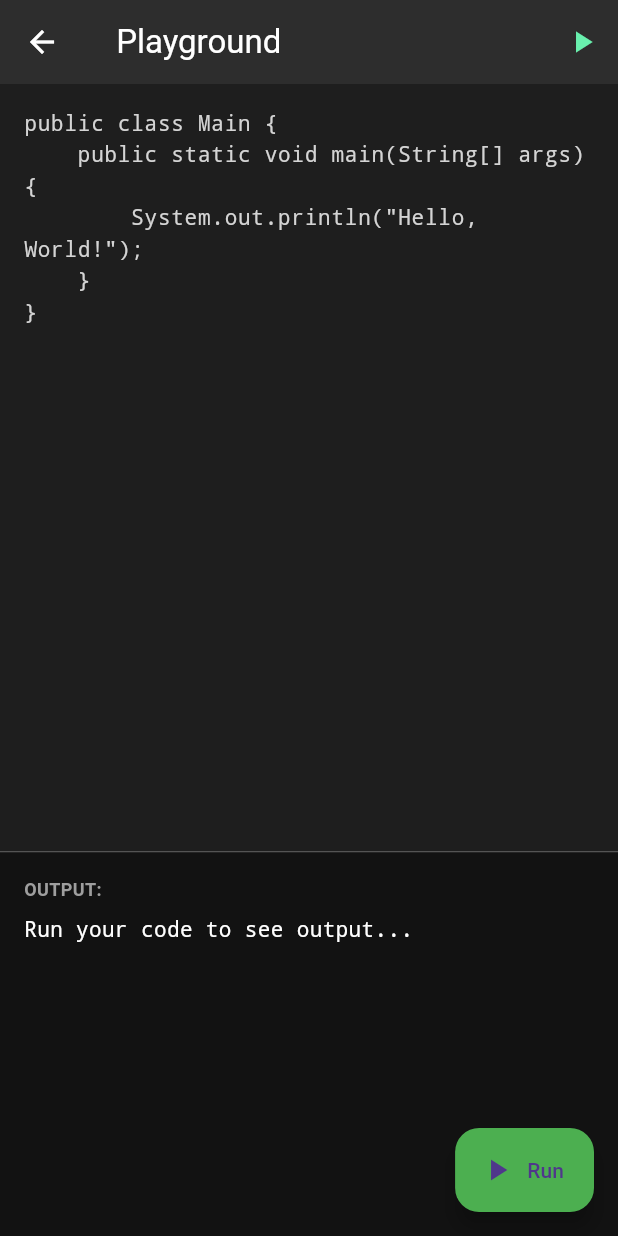
After one commit to Nukeeowo/doortoprogramming, a Flutter app: the LanguageLessonScreen screen opened directly with sample values from the repository, scrolled down 240 dp, after a tap on the "code" icon, on a phone screen of 412 x 824 dp. The commit adds this screen. Run offline on Flutter 3.47's test engine with Material 3 defaults, Android fonts, the phone set to English and light mode, and no system bars; our stand-ins replace cloud_firestore, firebase_auth, firebase_core, flutter_secure_storage, shimmer, sqflite; accounts and stored records are empty; network calls fail.

Commit message:
Added skeleton loading, Made language lessons dynamic, will now take lessons from cloud. Added compiler using piston API.

```diff
--- /dev/null
+++ b/lib/Screens/code_playground.dart
@@ -0,0 +1,164 @@
+import 'dart:convert';
+import 'package:flutter/material.dart';
+import 'package:http/http.dart' as http;
+
+class CodePlaygroundPage extends StatefulWidget {
+  final String language;
+  final String initialCode;
+
+  const CodePlaygroundPage({
+    super.key,
+    required this.language,
+    required this.initialCode,
+  });
+
+  @override
+  State<CodePlaygroundPage> createState() => _CodePlaygroundPageState();
+}
+
+class _CodePlaygroundPageState extends State<CodePlaygroundPage> {
+  late TextEditingController _codeController;
+  String _output = "Run your code to see output...";
+  bool _isRunning = false;
+
+  @override
+  void initState() {
+    super.initState();
+    _codeController = TextEditingController(text: widget.initialCode);
+  }
+
+  // Map display names to Piston API IDs
+  String get _pistonLanguageId {
+    switch (widget.language.toLowerCase()) {
+      case 'java': return 'java';
+      case 'python': return 'python';
+      case 'c++': return 'cpp';
+      case 'javascript': return 'javascript';
+      case 'php': return 'php';
+      case 'ruby': return 'ruby';
+      case 'go': return 'go';
+      case 'sql': return 'sqlite3'; // SQL is tricky, sqlite is closest for basic queries
+      default: return 'python';
+    }
+  }
+
+  Future<void> _runCode() async {
+    setState(() {
+      _isRunning = true;
+      _output = "Running...";
+    });
+
+    try {
+      final response = await http.post(
+        Uri.parse('https://emkc.org/api/v2/piston/execute'),
+        headers: {'Content-Type': 'application/json'},
+        body: jsonEncode({
+          "language": _pistonLanguageId,
+          "version": "*",
+          "files": [
+            {"content": _codeController.text}
+          ]
+        }),
+      );
+
+      if (response.statusCode == 200) {
+        final data = jsonDecode(response.body);
+        setState(() {
+          _output = data['run']['output'] ?? "No Output";
+        });
+      } else {
+        setState(() {
+          _output = "Error: ${response.statusCode}\n${response.body}";
+        });
+      }
+    } catch (e) {
+      setState(() {
+        _output = "Failed to connect to compiler: $e";
+      });
+    } finally {
+      setState(() => _isRunning = false);
+    }
+  }
+
+  @override
+  Widget build(BuildContext context) {
+    return Scaffold(
+      backgroundColor: const Color(0xFF1E1E1E), // Dark Theme
+      appBar: AppBar(
+        title: Text("${widget.language} Playground"),
+        backgroundColor: const Color(0xFF2D2D2D),
+        foregroundColor: Colors.white,
+        actions: [
+          IconButton(
+            icon: _isRunning
+              ? const SizedBox(width: 20, height: 20, child: CircularProgressIndicator(color: Colors.white, strokeWidth: 2))
+              : const Icon(Icons.play_arrow, color: Colors.greenAccent),
+            onPressed: _isRunning ? null : _runCode,
+          )
+        ],
+      ),
+      body: Column(
+        children: [
+          // Code Editor Area
+          Expanded(
+            flex: 2,
+            child: Container(
+              padding: const EdgeInsets.all(16),
+              color: const Color(0xFF1E1E1E),
+              child: TextField(
+                controller: _codeController,
+                maxLines: null,
+                expands: true,
+                style: const TextStyle(
+                  fontFamily: 'monospace',
+                  color: Color(0xFFD4D4D4),
+                  fontSize: 14,
+                ),
+                decoration: const InputDecoration.collapsed(
+                  hintText: "Write your code here...",
+                  hintStyle: TextStyle(color: Colors.grey),
+                ),
+              ),
+            ),
+          ),
+          const Divider(height: 1, color: Colors.white24),
+          // Output Area
+          Expanded(
+            flex: 1,
+            child: Container(
+              width: double.infinity,
+              padding: const EdgeInsets.all(16),
+              color: const Color(0xFF121212),
+              child: SingleChildScrollView(
+                child: Column(
+                  crossAxisAlignment: CrossAxisAlignment.start,
+                  children: [
+                    const Text(
+                      "OUTPUT:",
+                      style: TextStyle(color: Colors.grey, fontSize: 12, fontWeight: FontWeight.bold),
+                    ),
+                    const SizedBox(height: 8),
+                    Text(
+                      _output,
+                      style: const TextStyle(
+                        fontFamily: 'monospace',
+                        color: Colors.white,
+                        fontSize: 14,
+                      ),
+                    ),
+                  ],
+                ),
+              ),
+            ),
+          ),
+        ],
+      ),
+      floatingActionButton: FloatingActionButton.extended(
+        onPressed: _runCode,
+        backgroundColor: Colors.green,
+        icon: const Icon(Icons.play_arrow),
+        label: const Text("Run"),
+      ),
+    );
+  }
+}
--- a/lib/Screens/language_lesson_screen.dart
+++ b/lib/Screens/language_lesson_screen.dart
@@ -4,6 +4,7 @@ import 'package:door_to_programming/Lessons/lesson_data.dart';
 import 'package:door_to_programming/Services/firestoreService.dart';
 import 'package:door_to_programming/Models/app_models.dart'; // Import UserModel
 import 'quiz_page.dart';
+import 'code_playground.dart';
 
 class LanguageLessonScreen extends StatelessWidget {
   final User user;
@@ -41,7 +42,27 @@ class LanguageLessonScreen extends StatelessWidget {
         centerTitle: true,
         // --- NEW: Favorite Button in Top Right ---
         actions: [
+          IconButton(
+              icon: const Icon(Icons.code, color: Colors.white),
+              tooltip: 'Open Compiler',
+              onPressed: () {
+                Navigator.push(
+                  context,
+                  MaterialPageRoute(
+                    builder: (_) => CodePlaygroundPage(
+                      language: languageTitle,
+                      // Try to find a code snippet from the lesson to pre-fill
+                      initialCode: lesson.sections
+                          .firstWhere((s) => s.codeSnippet != null,
+                              orElse: () => const LessonSection(heading: '', content: '', codeSnippet: ''))
+                          .codeSnippet ?? '',
+                    ),
+                  ),
+                );
+              },
+            ),
           StreamBuilder<UserModel>(
+
             stream: _firestoreService.streamUserProfile(user.uid),
             builder: (context, snapshot) {
               // Default to not favorited while loading
--- a/pubspec.yaml
+++ b/pubspec.yaml
@@ -44,6 +44,8 @@ dependencies:
   flutter_secure_storage: ^9.2.2
   image_picker: ^1.2.1
   firebase_storage: ^13.0.4
+  http: ^1.6.0
+  shimmer: ^3.0.0
 
 dev_dependencies:
   flutter_test:
```
Also changed, not shown: lib/Screens/home_page.dart (+98 -69 lines), lib/Services/firestoreService.dart (+38 -0 lines), lib/Widgets/skeleton.dart (added, +62 -0 lines), pubspec.lock.
